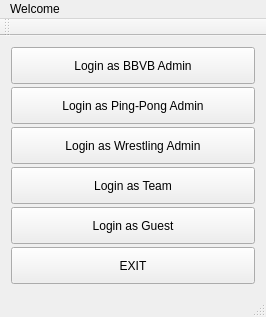
Above: mainwindow.ui from AhmadrezaHadi/SamavarQt before the change. Below: the same form after it.
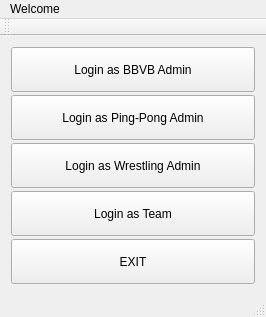
That is the form after the change.

```diff
--- a/mainwindow.ui
+++ b/mainwindow.ui
@@ -72,19 +72,6 @@
         </property>
        </widget>
       </item>
-      <item>
-       <widget class="QPushButton" name="guestLoginButton">
-        <property name="sizePolicy">
-         <sizepolicy hsizetype="Preferred" vsizetype="Preferred">
-          <horstretch>0</horstretch>
-          <verstretch>0</verstretch>
-         </sizepolicy>
-        </property>
-        <property name="text">
-         <string>Login as Guest</string>
-        </property>
-       </widget>
-      </item>
       <item>
        <widget class="QPushButton" name="exitButton">
         <property name="sizePolicy">
```
